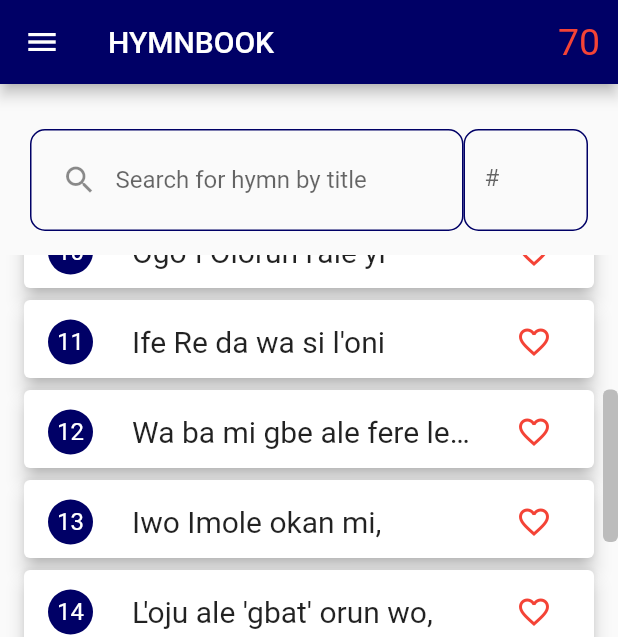
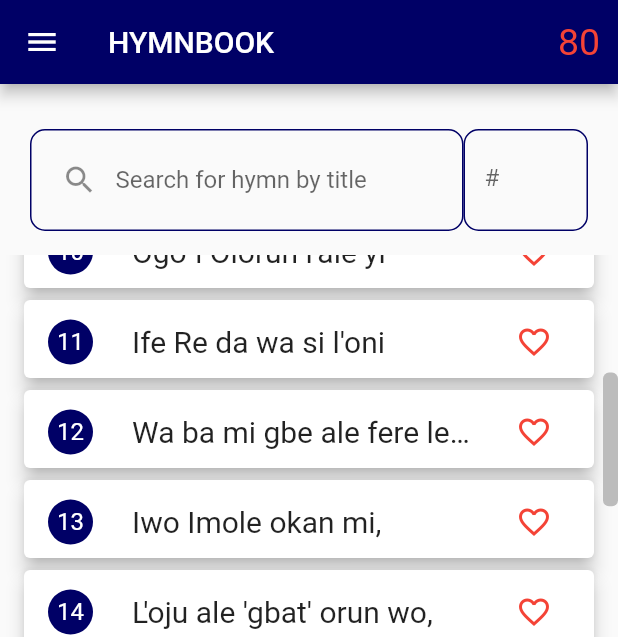
Before and after one commit to Jlvck/gac_hymnal_app, a Flutter app: the screen it shows after launch, scrolled down 576 dp, on a phone screen of 412 x 824 dp. Shown: the top 637 px of the screen. Run offline on Flutter 3.47's test engine with Material 2 defaults, Android fonts, the phone set to English and light mode, and no system bars; our stand-ins replace animated_splash_screen, page_transition, shared_preferences.

Commit message:
increasing hymn number frm 70 to 80

```diff
--- a/lib/providers/hymn_book.dart
+++ b/lib/providers/hymn_book.dart
@@ -2855,6 +2855,416 @@ class HymnBook with ChangeNotifier {
         ],
       ],
       isChorus: false,
-        chorus: [''])
+      chorus: [''],
+    ),
+    Hymn(
+      id: '71',
+      verses: [
+        [
+          "Gba aiye mi, Oluwa,",
+          "Mo ya si mimo fun O;",
+          "Gba gbogbo akoko mi,",
+          "Ki won kun fun iyin Re.",
+        ],
+        [
+          "Gba owo mi, k'O si je",
+          "Ki nma lo fun ife Re;",
+          "Gba ese mi, k'O si je",
+          "Ki nwon ma sare fun O.",
+        ],
+        [
+          "Gba ohun mi, je ki nma",
+          "K'orin f'Oba mi titi;",
+          "Gba ete mi, je ki nwon,",
+          "Ma j'ise fun O titi.",
+        ],
+        [
+          "Gba wura, fadaka mi,",
+          "Ookan nki o da duro;",
+          "Gba ogbon mi, k'O si lo,",
+          "Gege bi O ba ti fe.",
+        ],
+        [
+          "Gba 'fe mi, fi se Tire",
+          "Ki o tun je temi mo;",
+          "Gb'okan mi, Tire n'ise.",
+          "Ma gunwa nibe titi.",
+        ],
+        [
+          "Gba 'feran mi Oluwa,",
+          "Mo fi gbogbo re fun O;",
+          "Gb'emi paapaa lat'oni",
+          "Ki m'je Tire titi lai. ",
+        ],
+      ],
+      isChorus: false,
+      chorus: [''],
+    ),
+    Hymn(
+      id: '72',
+      verses: [
+        [
+          "Gbekele Olorun re,",
+          "K'o ma nso! K'o ma nso!",
+          "D'ileri Re mu sinsin,",
+          "K'o ma nso!",
+          "Mase se oruko Re,",
+          "B'o tile mu egan was,",
+          "Ma tan ihin Re kale;",
+          "Si ma nso! ",
+        ],
+        [
+          "O ti pe o s'ise Re?",
+          "Sa ma nso! Sa ma nso!",
+          "Oru mbo wa, mura sin!",
+          "Sa ma nso!",
+          "Sin n'ife at'igbagbo;",
+          "Gbekele agbara Re,",
+          "Fi ori ti de opin;",
+          "Sa ma nso! ",
+        ],
+        [
+          "O ti fun o ni 'rugbin?",
+          "Sa ma nso! Sa ma nso!",
+          "Ma gbin, 'wo o tun kore!",
+          "Sa ma nso!",
+          "Ma so'ra, si ma reti",
+          "L'enu ona Oluwa;",
+          "Y'o dahun adura re;",
+          "Sa ma nso!",
+        ],
+        [
+          "O ti wipe opin mbo?",
+          "Sa ma nso! Sa ma nso!",
+          "Nje fi eru mimo sin!",
+          "Sa ma nso!",
+          "Kristi l'atilehin re",
+          "On na si ni onje re",
+          "Y'o sin o de 'nu ogo",
+          "Sa ma nso!",
+        ],
+        [
+          "Ni akoko die yi:",
+          "Sa ma nso! Sa ma nso!",
+          "Jewo Re ni ona re:",
+          "Sa ma nso!",
+          "Ka ri okan Re n'nu re",
+          "K'ife Re je ayo re,",
+          "L'ojo aiye re gbogbo.",
+          "Si ma nso!",
+        ],
+      ],
+      isChorus: false,
+      chorus: [''],
+    ),
+    Hymn(
+      id: '73',
+      verses: [
+        [
+          "Sise tori oru mbo! Sise li owuro!",
+          "Sise nigba iri nse, sise n'nu 'tanna;",
+          "Sise ki osan t'o pon, sise nigb'orun nran;",
+          "Sise tori oru mbo! 'Gba se o pari.",
+        ],
+        [
+          "Sise tori oru mbo! Sise l'osan gangan,",
+          "F'akoko rere fun 'se, isimi daju,",
+          "F'olukuluku igba, ni nkan lati pamo;",
+          "Sise tori oru mbo! Gba 'se o pari ",
+        ],
+        [
+          "Sise tori oru mbo! Orun fere wo na,",
+          "Sise 'gbat' imole wa, ojo bulo tan,",
+          "Sise titi de opin, sise tit d'ale,",
+          "Sise gbat'ile ba nsu, gba 'se o pari.",
+        ],
+      ],
+      isChorus: false,
+      chorus: [''],
+    ),
+    Hymn(
+      id: '74',
+      verses: [
+        [
+          "A o sise! A o sise! Om'Olorun ni wa,",
+          "Je k'a tele ipa ti Oluwa wa to;",
+          "K'a fi 'moran Re so agbara wa d'otun,",
+          "K'a fi gbogbo okun wa sise t'a o se.",
+        ],
+        [
+          "A o sise! A o sise! Bo awon t'ebi npa,",
+          "K o awon alaare lo s’ orun iye!",
+          "Ninu agbelebu l'awa o ma s'ogo,",
+          "'Gbati a ba nkede pe, 'Ofe n'igbala",
+        ],
+        [
+          "A o sise! A o sise! Gbogbo wa ni y'o se",
+          "Ijoba okunkun at'iro yio fo,",
+          "A o is gbe oruko Jehofa leke,",
+          "N'nu orin, iyin wa pe, Ofe n'igbala.",
+        ],
+        [
+          "A o sise! A o sise! L'agbara Oluwa,",
+          "Agbada at'ade y'o si je ere wa;",
+          "'Gbati ile awon olooto ba di tiwa,",
+          "Gbogbo wa o jo ho pe, Ofe n'igbala.",
+        ],
+      ],
+      isChorus: true,
+      chorus: [
+        "Foriti! Foriti!",
+        "Foriti! Foriti!",
+        "Ma reti, ma sona,",
+        "Titi Oluwa y'o fi de.",
+      ],
+    ),
+    Hymn(
+      id: '75',
+      verses: [
+        [
+          "Ọkan arẹ, ile kan mbẹ,",
+          "L’ọna jinjin s’ aiye iṣẹ;",
+          "Ile t’ ayida ko le de,",
+          "Tani ko fẹ simi nibẹ?",
+        ],
+        [
+          "Bi wahala bo ọ mọlẹ,",
+          "Ohunkohun t’o wu k’o de,",
+          "W’ oke s’ ile ibukun na;",
+          "Sa rọju duro, maṣe kun!",
+        ],
+        [
+          "Bi ẹgun ba wa lọna rẹ,",
+          "Ranti ori t’a f’ ẹgun de;",
+          "B’ ibanujẹ bo ọkan rẹ,",
+          "O ti ri bẹ f’ Olugbala.",
+        ],
+        [
+          "Ma sisẹ lọ, maṣe ro pe,",
+          "A ko gb’ adura ẹdun Rẹ;",
+          "Ọjọ isimi mbọ kankan:",
+          "Sa rọju duro, mase kun!",
+        ],
+      ],
+      isChorus: true,
+      chorus: [
+        "Duro rọju duro, maṣe kun!",
+        "Duro rọju duro, maṣe kun!",
+        " Duro, duro, sa rọju, maṣe kun!",
+      ],
+    ),
+    Hymn(
+      id: '76',
+      verses: [
+        [
+          "Wa, maa şişe,",
+          "Tani gbodo s' olę ninu oko,",
+          " 'Gbati gbogbo enia nkore jo?",
+          "'Kaluku ni Baba paşe fun pe,",
+          " \"Şişe loni.\"",
+        ],
+        [
+          "Wa, maa şişe,",
+          "Gba 'pè giga ti Angeli kò ni",
+          "Mu 'hinrere to t' agba t' ewe lo: ",
+          "Rá 'gbà pada: wàwà l'akoko nlo",
+          "Ile su tan.",
+        ],
+        [
+          "Wa maa şişe ",
+          "Oko po, alagbaşe ko si to,",
+          "A n'ibi titun gbà, a ni 'po ro:",
+          "Ohun ona jinjin, at' itosi",
+          "Nkigbe pe. Wa.",
+        ],
+        [
+          "Wa, maa şişe,",
+          "Le 'yemeji on aigbagbo jinna.",
+          "Ko s' alailera ti kò le șe nkan:",
+          "Ailera l' Olorun a maa lo ju",
+          "Fun işe nla Re.",
+        ],
+        [
+          "Wa, maa şişę,",
+          "'Simi ko si, nigbat işe osan.",
+          "Titi oorun yio fi wo l' alę,",
+          "Ti awa o si gbo ohun ni pe,",
+          "O seun omo",
+        ],
+        [
+          "Wa, maa şişe",
+          "Lala na dun, èrè rè si daju.",
+          "'Bukun f'awon t' o f' ori-ti d' opin;",
+          "Ayo won, 'simi won, y' o ti po to,",
+          "Lod' Oluwa",
+        ],
+      ],
+      isChorus: false,
+      chorus: [''],
+    ),
+    Hymn(
+      id: '77',
+      verses: [
+        [
+          "Ko mi Oluwa, bi a ti",
+          "Je gbohungbohun oro Rę.",
+          "B'O ti wa mi, ję k' emi wa",
+          "Awon omo Re t'o ti nu.",
+        ],
+        [
+          "To mi Oluwa, ki nie to",
+          "Awon așako si ona;",
+          "Bo mi Oluwa, 'ki nle fi",
+          "Manna Re b'awọn t' ebi npa.",
+        ],
+        [
+          "Fun mi l' agbara; fi ese",
+          "Mi mulę l'ori apata;",
+          "Ki nlè na owo igbala",
+          "S' awon t’ o nri sinu èsè",
+        ],
+        [
+          "Ko mi Oluwa, ki nle fi",
+          "Eko rere Rę k' elomi;",
+          "F’ iye f' oro mi, kó le fò",
+          "D é ikoko gbogbo okan.",
+        ],
+        [
+          "F' isimi didun Re fun mi,",
+          "Ki nle mo, b' o ti ye lati",
+          "Fi pelepelę s' oro Re",
+          "Fun awon ti aare ti mu.",
+        ],
+        [
+          "Jesu, fi èkun Rę kun mi,",
+          "Fi kun mi li opolopo:",
+          "Ki èrò ati oro mi",
+          "Kun fun ife at' iyin Re.",
+        ],
+        [
+          "Lò mi, Oluwa, an' emi.",
+          "Bi O ti fe, n’igbakugba",
+          "Tit’ em' o fi r' oju Re.",
+          "Ti ngo pin ninu ogo Re.",
+        ],
+      ],
+      isChorus: false,
+      chorus: [''],
+    ),
+    Hymn(
+      id: '78',
+      verses: [
+        [
+          "E wa s' apakan, k'e simi dię,",
+          "Mo mo aarę ati wahala nyin,",
+          "E nu oogun oju yin nu kuro,",
+          "K'e si gb'agbara n'nu agbara Mi.",
+        ],
+        [
+          "E takete s' ohun adun aiye,",
+          "E wa fun idapo t' aiye kò mò,",
+          "E nikan wa lodo Mi on Baba,",
+          "L'odo Mi on Baba egbe nyin kun.",
+        ],
+        [
+          "E wa so gbogbo ohun t'e şe fun mi,",
+          "So t' isegun ati t' işubu nyin,",
+          "Mo mo b' işe emi ti şoro to.",
+          "Ade t' o dara t' on t' omije ni",
+        ],
+        [
+          "E wa simi; àjò na jin pupo.",
+          "Aare o mu nyin, e o ku l'ona;",
+          "Onje Iye wa nihin, ę wa je.",
+          "Nihin l'omi Iye wa, e wa mu",
+        ],
+        [
+          "Jade l' otun lat' odo Oluwa,",
+          "Ę pada lo şişe titi su 'lę;",
+          "E ko padanu wakati t'e lo",
+          "Feko sii, at' isimi orun.",
+        ],
+      ],
+      isChorus: false,
+      chorus: [''],
+    ),
+    Hymn(
+      id: '79',
+      verses: [
+        [
+          "Kil' awa y'o fun Olorun",
+          "Fun gbogbo oore Rè si wa?",
+          "Ao f'ayo ranti ooko Re",
+          "Ao si fi tyin Rè han.",
+        ],
+        [
+          "Iwo li Olu ife wa;",
+          "L'odo Re l'a nr' ohun gbogbo;",
+          "Si orisun lat'oke wa,",
+          "Jek' o şan si okan gbogbo",
+        ],
+        [
+          "Bel’ ao kede agbara Rę,",
+          "At’ or ofe Re f'elese:",
+          "Titi gbogb' eda y'o mo O.",
+          "Ti nwon o si te 'wo si O.",
+        ],
+        [
+          "Silekun sile fun 'se Re,",
+          "Taiye at’eşu kio le see;",
+          "Je k'oro Re maa gbe 'nu wa,",
+          "Ki eso rè k'o wà titi.",
+        ],
+        [
+          "Bukun eso afunrungbin!",
+          "K'a le maa so eso titi,",
+          "K'a tan hinrere Re k'aiye,"
+              "Ati otito Re titi.",
+        ],
+        [
+          "Ao mo titobi ipa Re.",
+          "Gbat' a ba se wa pe n'ife:",
+          "Bi owon n'ile Olorun.",
+          "Ta o duro, t'a o ni jade mo.",
+        ],
+      ],
+      isChorus: false,
+      chorus: [''],
+    ),
+    Hymn(
+        id: '80',
+        verses: [
+          [
+            "Ibukun mbę ninu işe Oluwa,",
+            "Oso iyebiye li a nmu wa fun;",
+            "Ologbon l'eni na ti ngba okàn la,",
+            "Gba enikan la loni.",
+          ],
+          [
+            "Ninu ile re, maa tan 'molę ife,",
+            "Maa fi ewa Jesu han nigbakugba,",
+            "A le t'ipa eyi gba enikan la,",
+            "Gba enikan la loni.",
+          ],
+          [
+            "Jade lo kede li opopo ona,",
+            "Gbadura lati w'awọn aşako ri,",
+            "Mu 'nu Oluwa dun ni fifa won wa;",
+            "Gba enikan la loni",
+          ],
+          [
+            "Funrugbin oro na si ibi gbogbo,",
+            "Ni akoko t'o wo, wasu oro na,",
+            "Mu elese wa sodo Olugbala,",
+            "Gba enikan la loni.",
+          ],
+        ],
+        isChorus: true,
+        chorus: [
+          "Gba enikan la loni,",
+          "L'oke ni ile ogo;",
+          "Ade ogo li ere wa l'ojo na,",
+          "Gba enikan la loni.",
+        ])
   ];
 }
--- a/lib/screens/hymn_book_screen.dart
+++ b/lib/screens/hymn_book_screen.dart
@@ -204,7 +204,7 @@ class _HymnBookScreenState extends State<HymnBookScreen> {
                       iconSize: 30,
                       alignment: Alignment.bottomRight,
                       icon: Icon(Icons.cancel),
-                      tooltip: 'clear input',
+                      tooltip: "clear input",
                       onPressed: () {
                         setState(() {
                           _enteredHymnTitle.clear();
```
Lines whose indentation alone changed are shown as unchanged.
